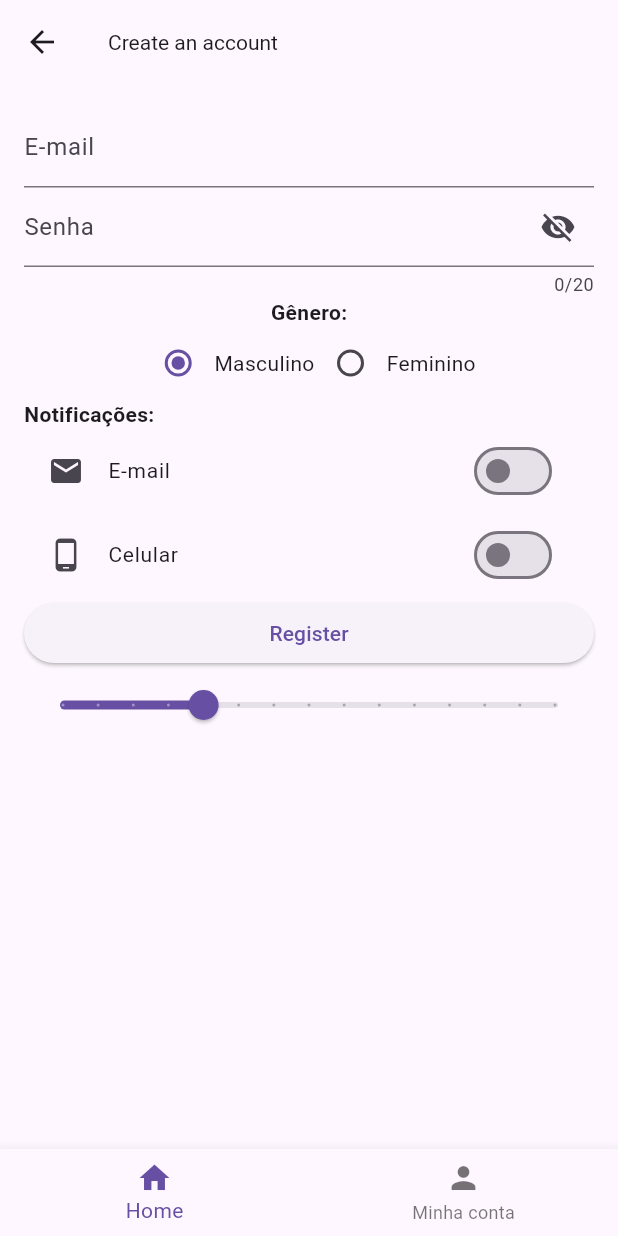
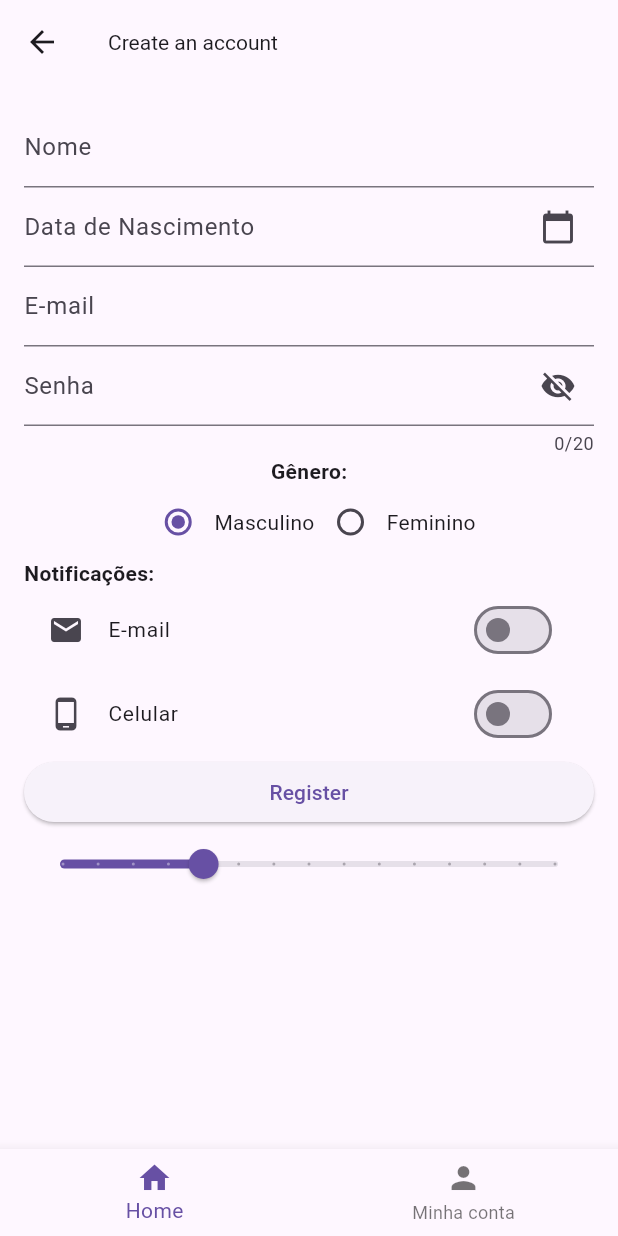
Before and after one commit to athosmartinez/faculdade-ProjetoFlutter, a Flutter app: the CadastroScreen screen opened directly, on a phone screen of 412 x 824 dp. Run offline on Flutter 3.47's test engine with Material 3 defaults, Android fonts, the phone set to English and light mode, and no system bars.

Commit message:
adding email and birth date

```diff
--- a/flutter_project/lib/telaCadastro.dart
+++ b/flutter_project/lib/telaCadastro.dart
@@ -10,12 +10,28 @@ class CadastroScreen extends StatefulWidget {
 class _CadastroScreenState extends State<CadastroScreen> {
   final _formKey = GlobalKey<FormState>();
   bool _obscureText = true;
+  String _nome = ''; // Variável para armazenar o nome
+  DateTime? _dataNascimento; // Variável para armazenar a data de nascimento
   String _email = '';
   String _senha = '';
   String _genero = 'Masculino';
   bool _notificacaoEmail = false;
   bool _notificacaoCelular = false;
   double _fontSize = 14;
+
+  // Método para selecionar a data de nascimento
+  Future<void> _selecionarData(BuildContext context) async {
+    final DateTime? picked = await showDatePicker(
+        context: context,
+        initialDate: DateTime.now(),
+        firstDate: DateTime(1900),
+        lastDate: DateTime.now());
+    if (picked != null && picked != _dataNascimento) {
+      setState(() {
+        _dataNascimento = picked;
+      });
+    }
+  }
 
   @override
   Widget build(BuildContext context) {
@@ -31,6 +47,27 @@ class _CadastroScreenState extends State<CadastroScreen> {
             child: Column(
               crossAxisAlignment: CrossAxisAlignment.stretch,
               children: <Widget>[
+                // Campo Nome
+                TextFormField(
+                  decoration: const InputDecoration(labelText: 'Nome'),
+                  onChanged: (value) => _nome = value,
+                  style: TextStyle(fontSize: _fontSize),
+                ),
+                // Campo Data de Nascimento
+                TextFormField(
+                  decoration: const InputDecoration(
+                    labelText: 'Data de Nascimento',
+                    suffixIcon: Icon(Icons.calendar_today),
+                  ),
+                  onTap: () => _selecionarData(context),
+                  readOnly: true, // Impede a edição direta do campo
+                  controller: TextEditingController(
+                    text: _dataNascimento != null
+                        ? '${_dataNascimento!.day}/${_dataNascimento!.month}/${_dataNascimento!.year}'
+                        : '',
+                  ),
+                  style: TextStyle(fontSize: _fontSize),
+                ),
                 // Campo E-mail
                 TextFormField(
                   decoration: const InputDecoration(labelText: 'E-mail'),
```
Also changed, not shown: 1 other file.
